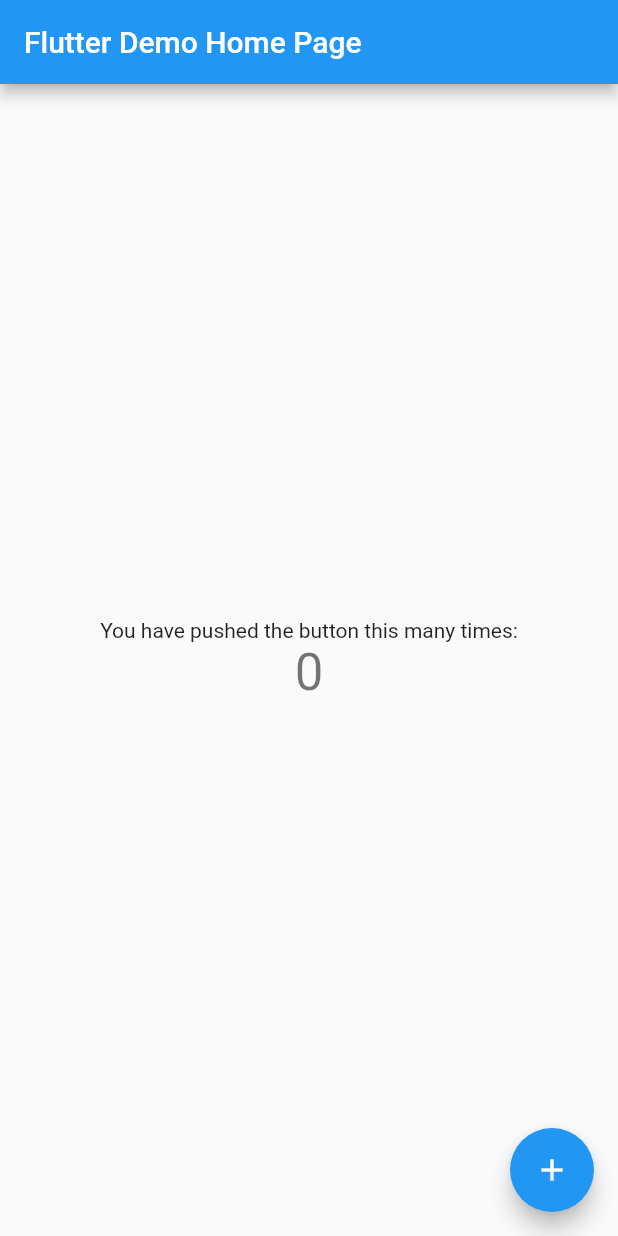
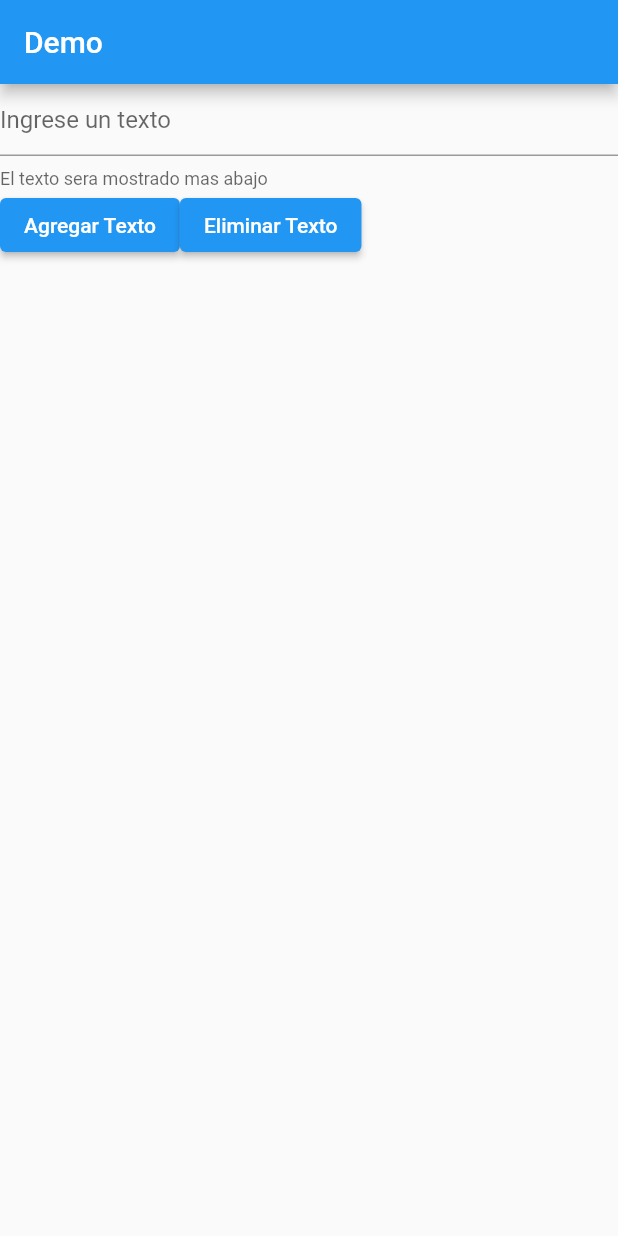
Before and after one commit to yuletsy/legendary-barnacle, a Flutter app: the screen it shows after launch, on a phone screen of 412 x 824 dp. Run offline on Flutter 3.47's test engine with Material 2 defaults, Android fonts, the phone set to English and light mode, and no system bars; missing offline and left inert: dart:ffi.

Commit message:
forms modififcations

```diff
--- a/formslegendary/lib/main.dart
+++ b/formslegendary/lib/main.dart
@@ -1,115 +1,9 @@
 import 'package:flutter/material.dart';
+import 'package:formslegendary/screen1/demo.dart';
 
 void main() {
-  runApp(const MyApp());
+  runApp(MaterialApp(
+    home: Demo(),
+
+  ));
 }
-
-class MyApp extends StatelessWidget {
-  const MyApp({Key? key}) : super(key: key);
-
-  // This widget is the root of your application.
-  @override
-  Widget build(BuildContext context) {
-    return MaterialApp(
-      title: 'Flutter Demo',
-      theme: ThemeData(
-        // This is the theme of your application.
-        //
-        // Try running your application with "flutter run". You'll see the
-        // application has a blue toolbar. Then, without quitting the app, try
-        // changing the primarySwatch below to Colors.green and then invoke
-        // "hot reload" (press "r" in the console where you ran "flutter run",
-        // or simply save your changes to "hot reload" in a Flutter IDE).
-        // Notice that the counter didn't reset back to zero; the application
-        // is not restarted.
-        primarySwatch: Colors.blue,
-      ),
-      home: const MyHomePage(title: 'Flutter Demo Home Page'),
-    );
-  }
-}
-
-class MyHomePage extends StatefulWidget {
-  const MyHomePage({Key? key, required this.title}) : super(key: key);
-
-  // This widget is the home page of your application. It is stateful, meaning
-  // that it has a State object (defined below) that contains fields that affect
-  // how it looks.
-
-  // This class is the configuration for the state. It holds the values (in this
-  // case the title) provided by the parent (in this case the App widget) and
-  // used by the build method of the State. Fields in a Widget subclass are
-  // always marked "final".
-
-  final String title;
-
-  @override
-  State<MyHomePage> createState() => _MyHomePageState();
-}
-
-class _MyHomePageState extends State<MyHomePage> {
-  int _counter = 0;
-
-  void _incrementCounter() {
-    setState(() {
-      // This call to setState tells the Flutter framework that something has
-      // changed in this State, which causes it to rerun the build method below
-      // so that the display can reflect the updated values. If we changed
-      // _counter without calling setState(), then the build method would not be
-      // called again, and so nothing would appear to happen.
-      _counter++;
-    });
-  }
-
-  @override
-  Widget build(BuildContext context) {
-    // This method is rerun every time setState is called, for instance as done
-    // by the _incrementCounter method above.
-    //
-    // The Flutter framework has been optimized to make rerunning build methods
-    // fast, so that you can just rebuild anything that needs updating rather
-    // than having to individually change instances of widgets.
-    return Scaffold(
-      appBar: AppBar(
-        // Here we take the value from the MyHomePage object that was created by
-        // the App.build method, and use it to set our appbar title.
-        title: Text(widget.title),
-      ),
-      body: Center(
-        // Center is a layout widget. It takes a single child and positions it
-        // in the middle of the parent.
-        child: Column(
-          // Column is also a layout widget. It takes a list of children and
-          // arranges them vertically. By default, it sizes itself to fit its
-          // children horizontally, and tries to be as tall as its parent.
-          //
-          // Invoke "debug painting" (press "p" in the console, choose the
-          // "Toggle Debug Paint" action from the Flutter Inspector in Android
-          // Studio, or the "Toggle Debug Paint" command in Visual Studio Code)
-          // to see the wireframe for each widget.
-          //
-          // Column has various properties to control how it sizes itself and
-          // how it positions its children. Here we use mainAxisAlignment to
-          // center the children vertically; the main axis here is the vertical
-          // axis because Columns are vertical (the cross axis would be
-          // horizontal).
-          mainAxisAlignment: MainAxisAlignment.center,
-          children: <Widget>[
-            const Text(
-              'You have pushed the button this many times:',
-            ),
-            Text(
-              '$_counter',
-              style: Theme.of(context).textTheme.headline4,
-            ),
-          ],
-        ),
-      ),
-      floatingActionButton: FloatingActionButton(
-        onPressed: _incrementCounter,
-        tooltip: 'Increment',
-        child: const Icon(Icons.add),
-      ), // This trailing comma makes auto-formatting nicer for build methods.
-    );
-  }
-}
--- /dev/null
+++ b/formslegendary/lib/screen1/demo.dart
@@ -0,0 +1,74 @@
+import 'dart:ffi';
+
+import 'package:flutter/material.dart';
+
+class Demo extends StatefulWidget {
+
+  @override
+  State<StatefulWidget> createState() {
+    return  _DemoState();
+  }
+}
+
+class _DemoState extends State<Demo> {
+
+  TextEditingController controladorInput = TextEditingController();
+  List<Widget> valoresIngresados = [];
+
+
+  void agregarValorIngresado(){
+    String textUser = controladorInput.text;
+    setState(() {
+      var newInput = Text(textUser);
+      valoresIngresados.add(newInput);
+      controladorInput.text ="";
+    });
+  }
+  void eliminarValor(){
+    setState(() {
+      valoresIngresados.removeLast();
+    });
+  }
+  @override
+  Widget build(BuildContext context) {
+    return Scaffold(
+      appBar: AppBar(title: Text("Demo")
+      ),
+      body: Container(
+        child: Column(
+          children: [
+            TextField(
+              controller: controladorInput,
+              decoration: InputDecoration(hintText: "Ingrese un texto",
+              helperText: "El texto sera mostrado mas abajo",
+              helperStyle: TextStyle(fontSize: 12)
+              ),
+
+            ),
+            Row(
+              children: [
+                ElevatedButton(onPressed: (){
+                  agregarValorIngresado();
+                },
+                child: Text("Agregar Texto"),
+                ),
+                ElevatedButton(onPressed: (){
+                  eliminarValor();
+                },
+                child: Text("Eliminar Texto"),
+                )
+              ],
+            ),
+            Column(
+              children:
+                valoresIngresados
+
+
+            )
+
+          ],
+        ),
+      ),
+    );
+  }
+}
```
Also changed, not shown: 1 other file.
